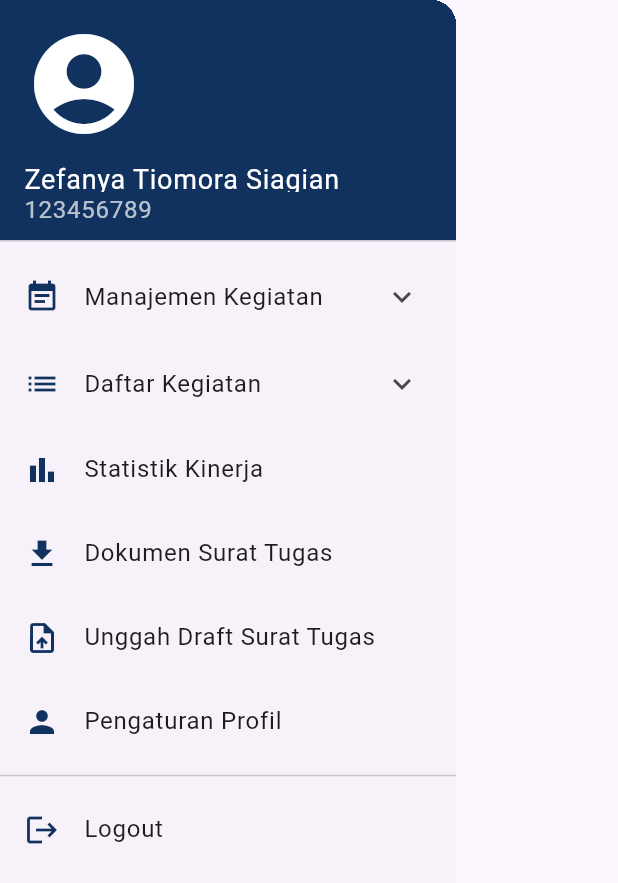
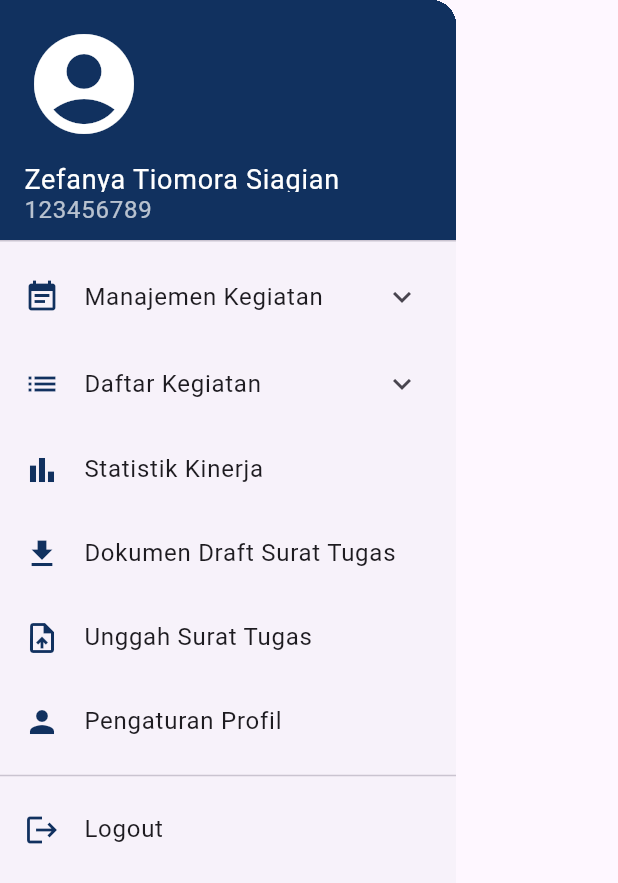
Before and after one commit to Silmymaulia/PemrogramanMobile, a Flutter app: the AppDrawer widget shown alone on an empty page, opened directly, on a phone screen of 412 x 824 dp. Shown: the top 883 px of the screen. Run offline on Flutter 3.47's test engine with Material 3 defaults, Android fonts, the light colour scheme and no system bars; our stand-ins replace file_picker.

Commit message:
17_Oddis Nur Alifathur Razaaq

```diff
--- a/lib/drawer.dart
+++ b/lib/drawer.dart
@@ -82,14 +82,14 @@ class AppDrawer extends StatelessWidget {
           ),
           ListTile(
             leading: Icon(Icons.file_download, color: Color(0xFF11315F)),
-            title: Text('Dokumen Surat Tugas'),
+            title: Text('Dokumen Draft Surat Tugas'),
             onTap: () {
               Navigator.pushNamed(context, '/dokumen-surat-tugas');
             },
           ),
           ListTile(
             leading: Icon(Icons.upload_file, color: Color(0xFF11315F)), // Ikon untuk unggah
-            title: Text('Unggah Draft Surat Tugas'), // Judul untuk unggah draft
+            title: Text('Unggah Surat Tugas'), // Judul untuk unggah draft
             onTap: () {
               // Arahkan ke halaman unggah draft surat tugas
               Navigator.pushNamed(context, '/unggah-draft-surat-tugas');
```
